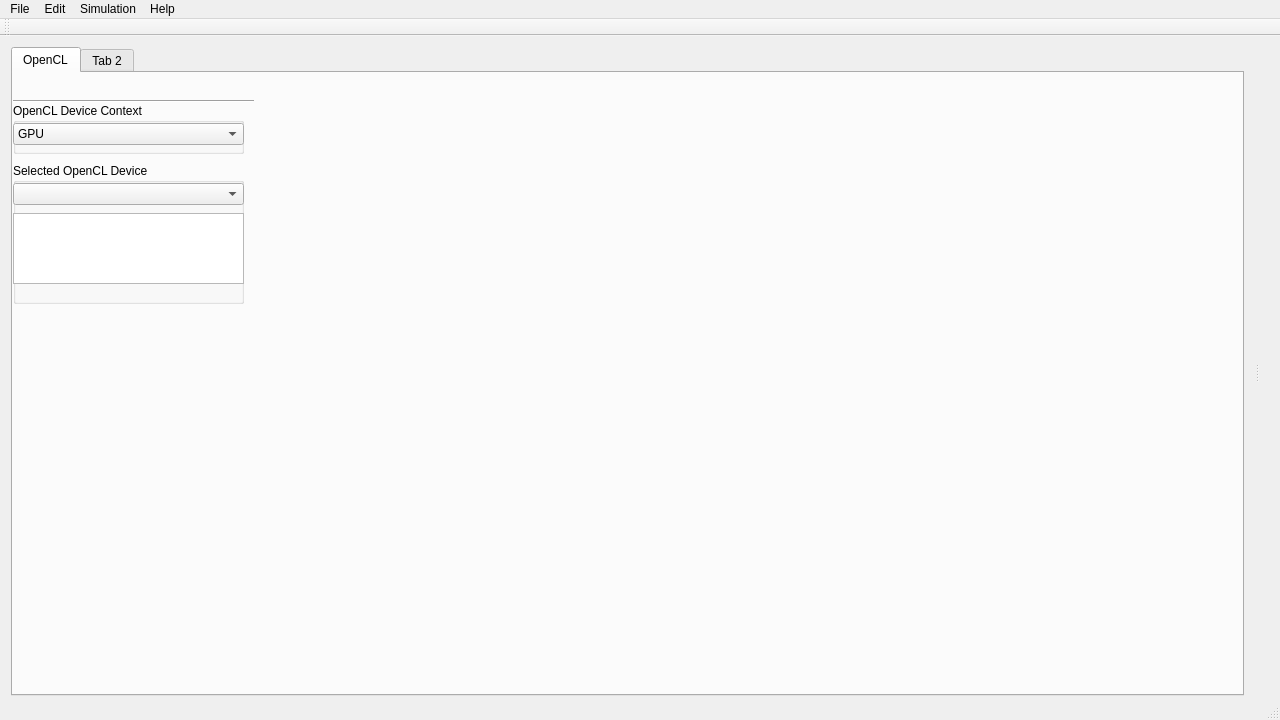
CoffeeCat0010/GalaxySim2020, file GalaxySim2020/src/Graphics/GUI Components/QtGui/MainWindow/MainWindow.ui: the form before one commit.
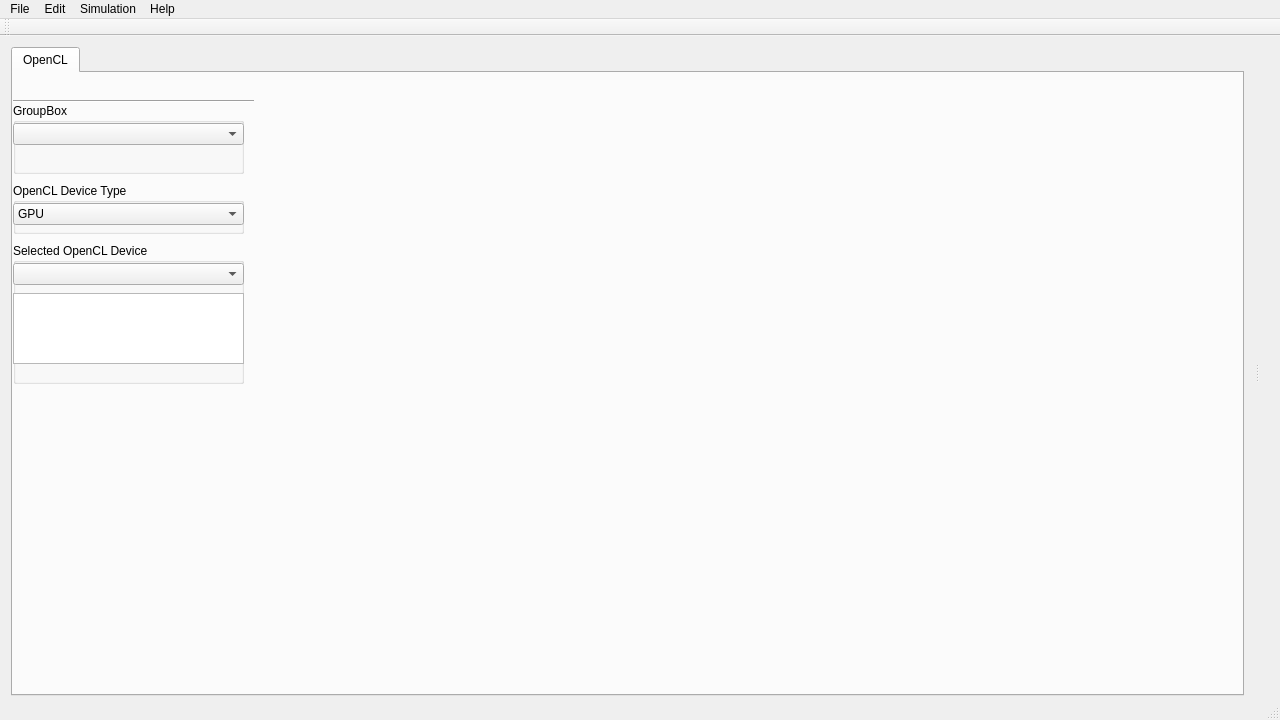
The form after the commit.

Diff of the .ui file:
```diff
--- a/GalaxySim2020/src/Graphics/GUI Components/QtGui/MainWindow/MainWindow.ui
+++ b/GalaxySim2020/src/Graphics/GUI Components/QtGui/MainWindow/MainWindow.ui
@@ -72,7 +72,7 @@
           <property name="geometry">
            <rect>
             <x>0</x>
-            <y>90</y>
+            <y>170</y>
             <width>231</width>
             <height>141</height>
            </rect>
@@ -108,13 +108,13 @@
           <property name="geometry">
            <rect>
             <x>0</x>
-            <y>30</y>
+            <y>110</y>
             <width>231</width>
             <height>51</height>
            </rect>
           </property>
           <property name="title">
-           <string>OpenCL Device Context</string>
+           <string>OpenCL Device Type</string>
           </property>
           <widget class="QComboBox" name="OCL_Device_Selector_2">
            <property name="geometry">
@@ -152,11 +152,29 @@
            </item>
           </widget>
          </widget>
-        </widget>
-        <widget class="QWidget" name="tab_2">
-         <attribute name="title">
-          <string>Tab 2</string>
-         </attribute>
+         <widget class="QGroupBox" name="groupBox_3">
+          <property name="geometry">
+           <rect>
+            <x>0</x>
+            <y>30</y>
+            <width>231</width>
+            <height>71</height>
+           </rect>
+          </property>
+          <property name="title">
+           <string>GroupBox</string>
+          </property>
+          <widget class="QComboBox" name="Platform_select">
+           <property name="geometry">
+            <rect>
+             <x>0</x>
+             <y>20</y>
+             <width>231</width>
+             <height>22</height>
+            </rect>
+           </property>
+          </widget>
+         </widget>
         </widget>
        </widget>
       </item>
```
Left out of the diff: 72 changed lines with no effect on the pictures.
